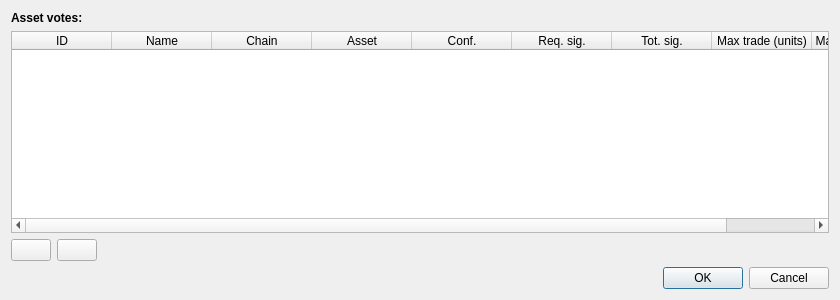
Before: the Qt Designer form src/qt/forms/assetvotedialog.ui in CoinGame/BCEShadow, drawn with Qt 5.
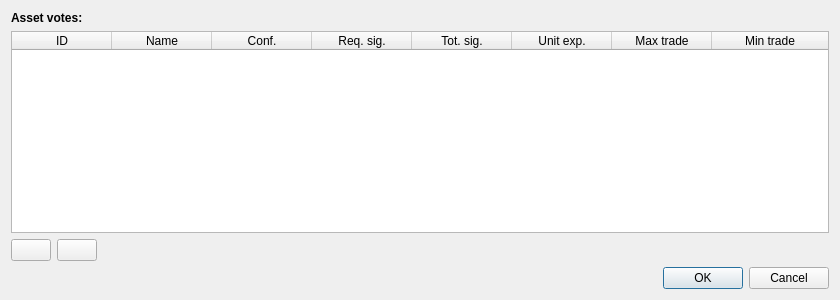
After: the same form once the commit is applied. Icons and pictures are not drawn.

Commit message:
Update asset voting UI.
Update asset voting UI for:
 - new asset ID system
 - new unit exponent field
 - new minimum trade field

```diff
--- a/src/qt/forms/assetvotedialog.ui
+++ b/src/qt/forms/assetvotedialog.ui
@@ -35,7 +35,7 @@
         <bool>true</bool>
        </property>
        <property name="columnCount">
-        <number>9</number>
+        <number>8</number>
        </property>
        <attribute name="horizontalHeaderStretchLastSection">
         <bool>true</bool>
@@ -53,16 +53,6 @@
          <string>Name</string>
         </property>
        </column>
-       <column>
-        <property name="text">
-         <string>Chain</string>
-        </property>
-       </column>
-       <column>
-        <property name="text">
-         <string>Asset</string>
-        </property>
-       </column>
        <column>
         <property name="text">
          <string>Conf.</string>
@@ -80,12 +70,17 @@
        </column>
        <column>
         <property name="text">
-         <string>Max trade (units)</string>
+         <string>Unit exp.</string>
         </property>
        </column>
        <column>
         <property name="text">
-         <string>Max trade (coins)</string>
+         <string>Max trade</string>
+        </property>
+       </column>
+       <column>
+        <property name="text">
+         <string>Min trade</string>
         </property>
        </column>
       </widget>
```
The commit also changes 13 other files.
